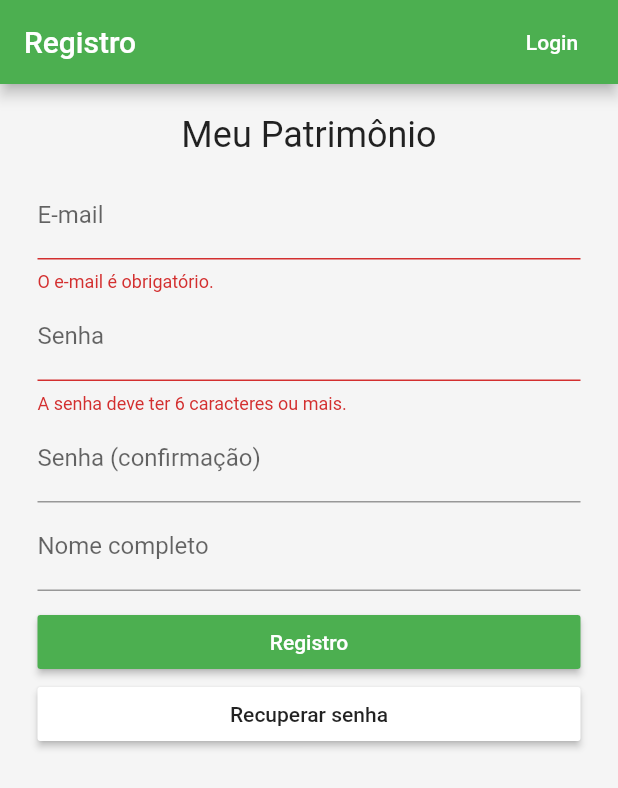
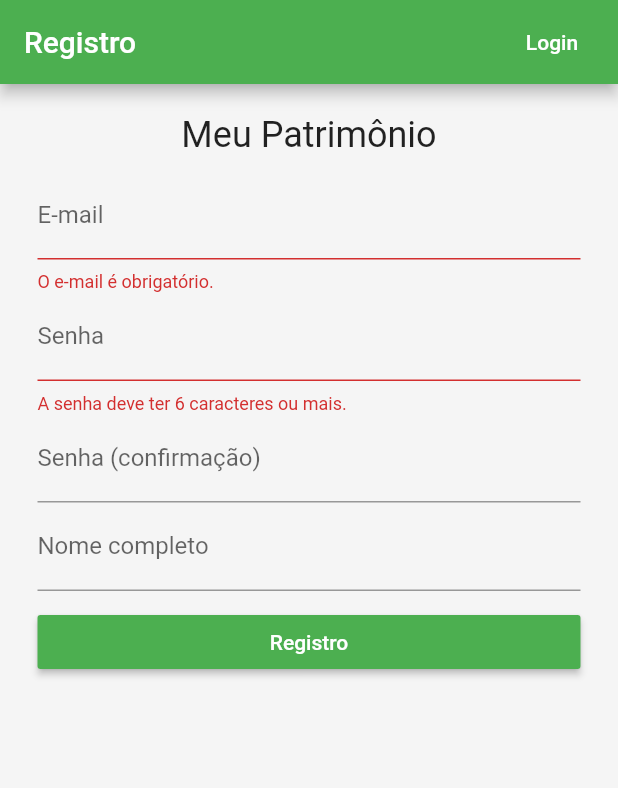
Before and after one commit to clbcabral/meupatrimonioapp, a Flutter app: the screen it shows after launch, after a tap on "Login", after a tap on "Registro", on a phone screen of 412 x 824 dp. Shown: the top 788 px of the screen. Run offline on Flutter 3.47's test engine with Material 2 defaults, Android fonts, the phone set to English and light mode, and no system bars; our stand-ins replace charts_flutter, cloud_firestore, dots_indicator, firebase_auth, flutter_html, package_info; accounts and stored records are empty.

Commit message:
Recuperar senha deve só aparecer no login.

```diff
--- a/lib/pages/autenticacao/formAutenticacao.dart
+++ b/lib/pages/autenticacao/formAutenticacao.dart
@@ -197,7 +197,9 @@ class _AutenticacaoFormState extends State<AutenticacaoForm> {
                       }
                     },
                   ),
-                  RaisedButton(
+                  isRegistro
+                      ? Container()
+                      : RaisedButton(
                           color: Theme.of(context).bottomAppBarColor,
                           child: Text(Strings.recuperarSenha),
                           onPressed: () async {
```
Lines whose indentation alone changed are shown as unchanged.
